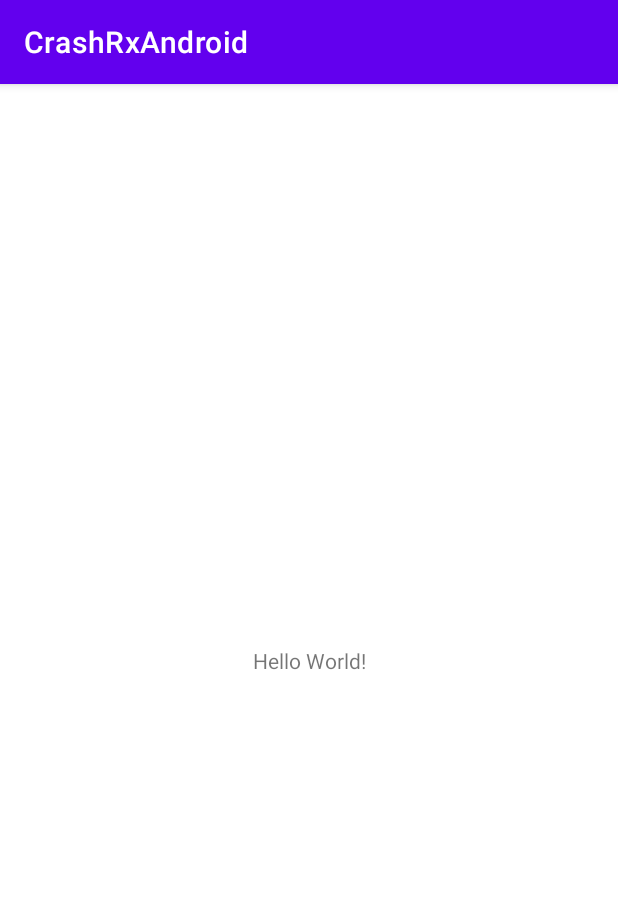
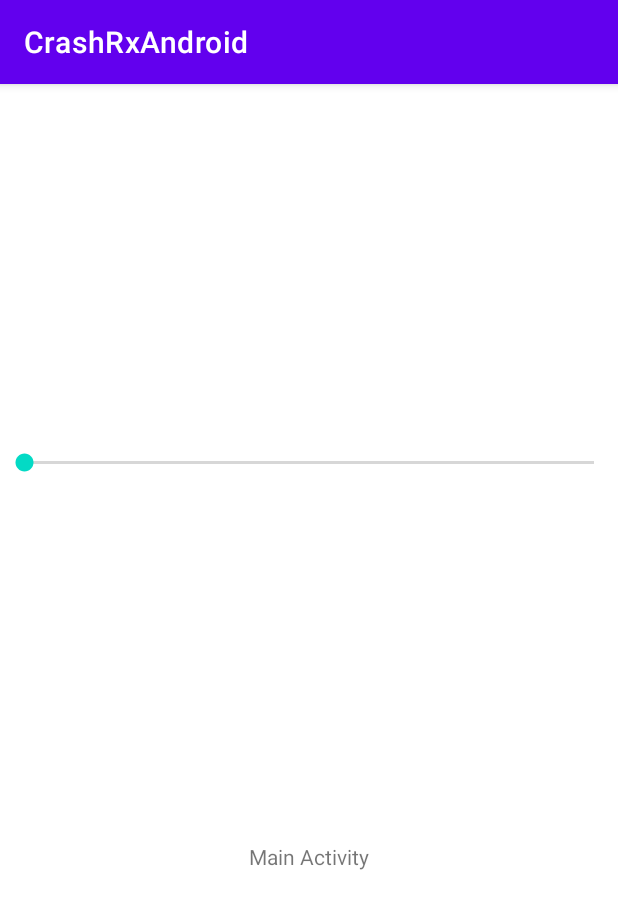
Before and after one commit to l2hyunwoo/CrashRxAndroid, an Android app: the screen it shows after launch (MainActivity), on a phone screen of 412 x 824 dp. Shown: the top 909 px of the screen. Run offline under Robolectric (Android 15) with nearby library versions, the phone set to English and light mode, and no system bars; our stand-ins replace RxJava.

```diff
--- a/app/build.gradle
+++ b/app/build.gradle
@@ -1,6 +1,7 @@
 plugins {
     id 'com.android.application'
     id 'kotlin-android'
+    id 'kotlin-kapt'
 }
 
 android {
@@ -30,6 +31,11 @@ android {
     kotlinOptions {
         jvmTarget = '1.8'
     }
+
+    buildFeatures {
+        dataBinding true
+        viewBinding true
+    }
 }
 
 dependencies {
--- a/app/src/main/java/com/mathpresso/nunu/crashrxandroid/MainActivity.kt
+++ b/app/src/main/java/com/mathpresso/nunu/crashrxandroid/MainActivity.kt
@@ -1,11 +1,52 @@
 package com.mathpresso.nunu.crashrxandroid
 
+import android.os.Bundle
+import android.util.Log
 import androidx.appcompat.app.AppCompatActivity
-import android.os.Bundle
+import com.mathpresso.nunu.crashrxandroid.datasource.TaskDataSource
+import com.mathpresso.nunu.crashrxandroid.model.Task
+import io.reactivex.Observable
+import io.reactivex.Observer
+import io.reactivex.android.schedulers.AndroidSchedulers
+import io.reactivex.disposables.Disposable
+import io.reactivex.schedulers.Schedulers
 
 class MainActivity : AppCompatActivity() {
     override fun onCreate(savedInstanceState: Bundle?) {
         super.onCreate(savedInstanceState)
         setContentView(R.layout.activity_main)
+
+        val taskObservable = Observable
+            .fromIterable(TaskDataSource.getTasksList())
+            .subscribeOn(Schedulers.io())
+            // filter 작업은 subscribe 작업 -> Background Thread에서 처리 됨
+            .filter {
+                Thread.sleep(2000L)
+                it.isComplete
+            }
+            .observeOn(AndroidSchedulers.mainThread())
+
+        taskObservable.subscribe(object : Observer<Task> {
+            override fun onSubscribe(d: Disposable) {
+                Log.d(TAG, "onSubscribe called")
+            }
+
+            override fun onNext(t: Task) {
+                Log.d(TAG, "onNext ${Thread.currentThread().name}")
+                Log.d(TAG, "onNext : Task - ${t.description}")
+            }
+
+            override fun onError(e: Throwable) {
+                Log.d(TAG, "onError called")
+            }
+
+            override fun onComplete() {
+                Log.d(TAG, "onComplete called")
+            }
+        })
+    }
+
+    companion object {
+        private const val TAG = "MainActivity"
     }
 }
--- /dev/null
+++ b/app/src/main/java/com/mathpresso/nunu/crashrxandroid/datasource/TaskDataSource.kt
@@ -0,0 +1,15 @@
+package com.mathpresso.nunu.crashrxandroid.datasource
+
+import com.mathpresso.nunu.crashrxandroid.model.Task
+
+class TaskDataSource {
+    companion object {
+        fun getTasksList() = listOf(
+            Task(description = "Take", isComplete = true, priority = 3),
+            Task(description = "Walk", isComplete = false, priority = 2),
+            Task(description = "Make", isComplete = true, priority = 0),
+            Task(description = "Cook", isComplete = false, priority = 1),
+            Task(description = "Swim", isComplete = true, priority = 5),
+        )
+    }
+}
--- /dev/null
+++ b/app/src/main/java/com/mathpresso/nunu/crashrxandroid/model/Task.kt
@@ -0,0 +1,7 @@
+package com.mathpresso.nunu.crashrxandroid.model
+
+data class Task(
+    val description: String,
+    val isComplete: Boolean,
+    val priority: Int,
+)
--- a/app/src/main/res/layout/activity_main.xml
+++ b/app/src/main/res/layout/activity_main.xml
@@ -6,13 +6,21 @@
     android:layout_height="match_parent"
     tools:context=".MainActivity">
 
+    <SeekBar
+        android:id="@+id/seekbar"
+        android:layout_width="match_parent"
+        android:layout_height="wrap_content"
+        app:layout_constraintBottom_toTopOf="@+id/textView"
+        app:layout_constraintTop_toTopOf="parent" />
+
     <TextView
+        android:id="@+id/textView"
         android:layout_width="wrap_content"
         android:layout_height="wrap_content"
-        android:text="Hello World!"
+        android:text="Main Activity"
         app:layout_constraintBottom_toBottomOf="parent"
         app:layout_constraintLeft_toLeftOf="parent"
         app:layout_constraintRight_toRightOf="parent"
-        app:layout_constraintTop_toTopOf="parent" />
+        app:layout_constraintTop_toBottomOf="@id/seekbar" />
 
 </androidx.constraintlayout.widget.ConstraintLayout>
```
Also changed, not shown: 1 other file.
